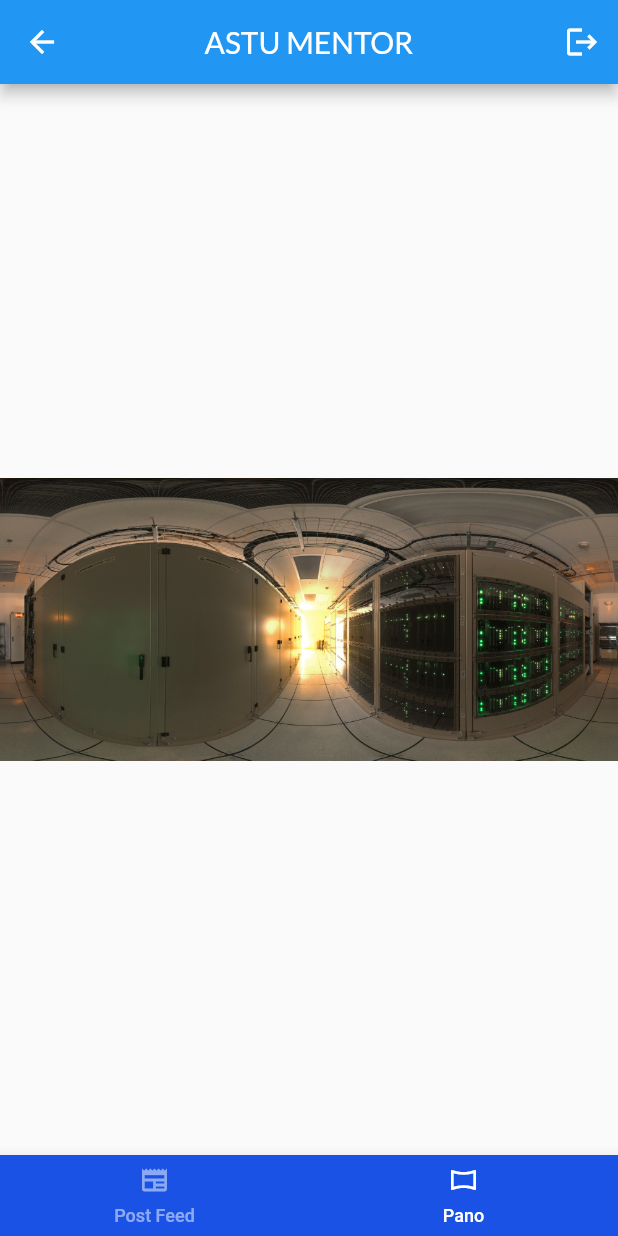
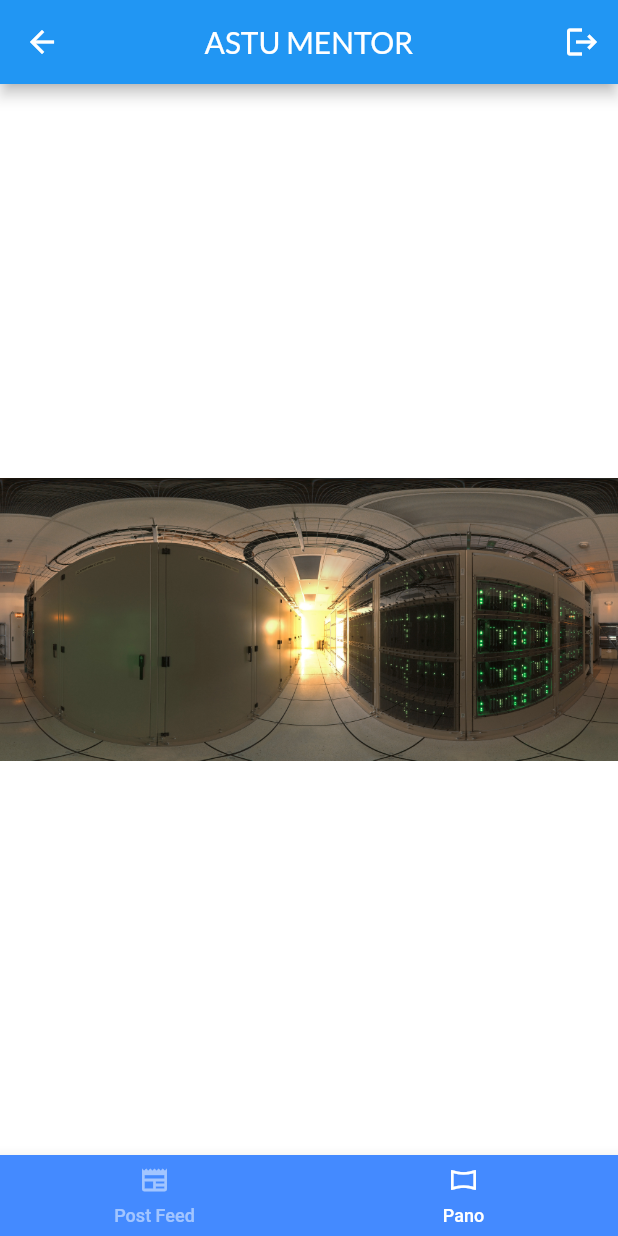
Before and after one commit to bilitade/astumentor, a Flutter app: the HomeView screen opened by its route, item 2 of the bottom bar chosen, on a phone screen of 412 x 824 dp. Run offline on Flutter 3.47's test engine with Material 2 defaults, Android fonts, the phone set to English and light mode, and no system bars; our stand-ins replace flutter_svg, get, getwidget, google_fonts, shared_preferences; missing offline and left inert: dart:ffi, get_cli, panorama; accounts and stored records are empty; network calls fail.

```diff
--- a/lib/app/data/config.dart
+++ b/lib/app/data/config.dart
@@ -1,6 +1,6 @@
 // config vars
 
-const baseURL = 'http://192.168.137.1/api';
+const baseURL = 'http://192.168.137.1:8000/api';
 const loginURL = baseURL + '/login';
 const registerURL = baseURL + '/register';
 const logoutURL = baseURL + '/logout';
--- a/lib/app/modules/home/views/home_view.dart
+++ b/lib/app/modules/home/views/home_view.dart
@@ -14,21 +14,39 @@ class HomeView extends GetWidget<HomeController> {
   @override
   Widget build(BuildContext context) {
     return Scaffold(
+      backgroundColor: Color(0xff23047).withOpacity(0.5),
       appBar: AppBar(
         title: Text('ASTU MENTOR', style: GoogleFonts.lato()),
         centerTitle: true,
         actions: [
           IconButton(
               onPressed: () {
-                controller.Logout();
+                Get.defaultDialog(
+                    title: "Confrim",
+                    middleText: "Are you sure you want to logout? ",
+                    backgroundColor: Colors.white,
+                    titleStyle: TextStyle(color: Colors.black),
+                    middleTextStyle: TextStyle(color: Colors.black),
+                    onCancel: () {},
+                    onConfirm: () {
+                      controller.Logout();
+                    });
               },
               icon: const Icon(Icons.logout))
         ],
       ),
       bottomNavigationBar: buildBottomNavigationMenu(context, controller),
-      body: Obx(() => IndexedStack(
-            index: controller.tabIndex.value,
-            children: [PostView(), PanoramaView()],
+      body: Obx(() => Container(
+            decoration: const BoxDecoration(color: Colors.white),
+            child: IndexedStack(
+              index: controller.tabIndex.value,
+              children: [
+                Container(
+                  child: PostView(),
+                ),
+                PanoramaView()
+              ],
+            ),
           )),
     );
   }
--- a/lib/app/modules/home/views/utils/bottomNav.dart
+++ b/lib/app/modules/home/views/utils/bottomNav.dart
@@ -18,7 +18,7 @@ buildBottomNavigationMenu(context, HomeController) {
           showSelectedLabels: true,
           onTap: HomeController.changeTabIndex,
           currentIndex: HomeController.tabIndex.value,
-          backgroundColor: Color.fromARGB(255, 25, 82, 228),
+          backgroundColor:Colors.blueAccent,
           unselectedItemColor: Colors.white.withOpacity(0.5),
           selectedItemColor: Colors.white,
           unselectedLabelStyle: unselectedLabelStyle,
--- a/lib/app/routes/app_pages.dart
+++ b/lib/app/routes/app_pages.dart
@@ -1,3 +1,4 @@
+import 'package:astumentor/app/modules/Post/views/comment_view.dart';
 import 'package:get/get.dart';
 
 import '../modules/Post/bindings/post_binding.dart';
@@ -52,5 +53,10 @@ class AppPages {
       page: () => PanoramaView(),
       binding: PanoramaBinding(),
     ),
+    GetPage(
+      name: _Paths.COMMENT,
+      page: () => CommentView(),
+      binding: PostBinding(),
+    ),
   ];
 }
--- a/lib/app/routes/app_routes.dart
+++ b/lib/app/routes/app_routes.dart
@@ -10,6 +10,7 @@ abstract class Routes {
   static const POST = _Paths.POST;
   static const PANOROMA = _Paths.PANOROMA;
   static const PANORAMA = _Paths.PANORAMA;
+  static const COMMENT = _Paths.COMMENT;
 }
 
 abstract class _Paths {
@@ -21,4 +22,5 @@ abstract class _Paths {
   static const POST = '/post';
   static const PANOROMA = '/panoroma';
   static const PANORAMA = '/panorama';
+  static const COMMENT = '/comment';
 }
```
Also changed, not shown: lib/app/modules/Post/views/comment_view.dart (added, +12 -0 lines), lib/app/modules/Post/views/post_view.dart (+23 -6 lines), 1 other file.
